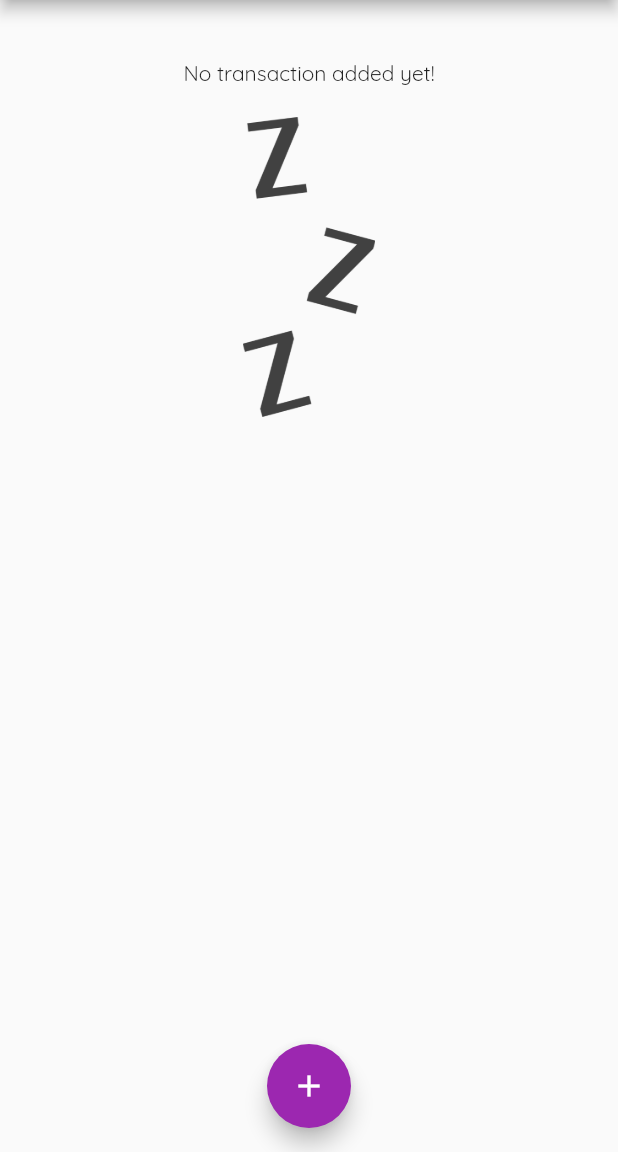
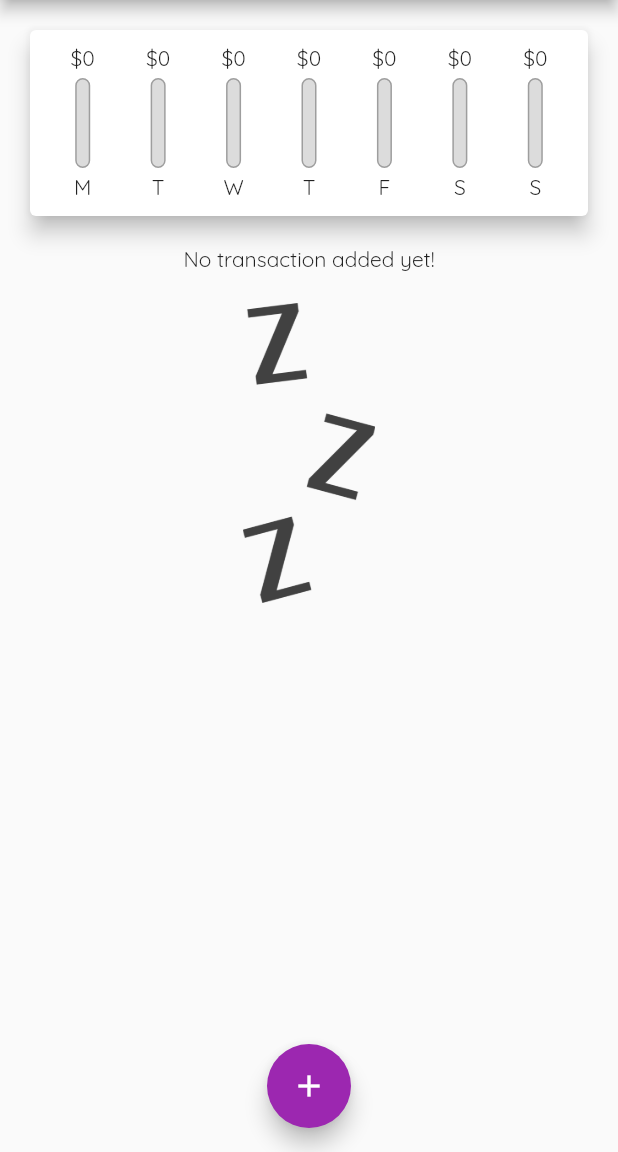
Before and after one commit to Hazrulidham28/money_tracker, a Flutter app: the screen it shows after launch, on a phone screen of 412 x 824 dp, the part 84-1236 px from its top. Run offline on Flutter 3.47's test engine with Material 2 defaults, Android fonts, the phone set to English and light mode, and no system bars.

Commit message:
Add chart

```diff
--- a/lib/main.dart
+++ b/lib/main.dart
@@ -19,6 +19,8 @@ class MyApp extends StatelessWidget {
         primarySwatch: Colors.purple,
         fontFamily: 'Quicksand',
       ),
+      //remove debug banner
+      debugShowCheckedModeBanner: false,
     );
   }
 }
--- a/lib/widgets/chart.dart
+++ b/lib/widgets/chart.dart
@@ -1,5 +1,6 @@
 import 'package:flutter/material.dart';
-import '../models/transaction.dart';
+import 'package:money_tracker/widgets/chart_bar.dart'; // Assuming you have a ChartBar widget defined
+import '../models/transaction.dart'; // Assuming you have a Transaction model defined
 import 'package:intl/intl.dart';
 
 class Chart extends StatelessWidget {
@@ -8,41 +9,59 @@ class Chart extends StatelessWidget {
   Chart(this.recentTransactions);
 
   List<Map<String, Object>> get groupedTransactionValues {
+    // Create a list of days starting from today and going back 6 days
     return List.generate(7, (index) {
       final weekDay = DateTime.now().subtract(
         Duration(days: index),
       );
 
-      //find the transaction on that day
-      double totalSum = 0.0;
-
-      for (var i = 0; i < recentTransactions.length; i++) {
-        if (recentTransactions[i].date.day == weekDay.day &&
-            recentTransactions[i].date.month == weekDay.month &&
-            recentTransactions[i].date.year == weekDay.year) {
-          totalSum += recentTransactions[i].amount;
-        }
-      }
-
-      print(DateFormat.E().format(weekDay));
-      print(totalSum);
+      // Filter transactions for the current day
+      double totalSum = recentTransactions
+          .where((transaction) =>
+              transaction.date.day == weekDay.day &&
+              transaction.date.month == weekDay.month &&
+              transaction.date.year == weekDay.year)
+          .fold(0.0, (sum, transaction) => sum + transaction.amount);
 
       return {
-        'day': DateFormat.E().format(weekDay),
+        'day': DateFormat.E().format(weekDay).substring(0, 1),
         'amount': totalSum,
       };
+    })
+        .reversed
+        .toList(); // Reverse the list to show days in chronological order
+  }
+
+  double get totalSpending {
+    // Calculate total spending for the week
+    return groupedTransactionValues.fold(0.0, (sum, item) {
+      return sum + (item['amount'] as double);
     });
   }
 
   @override
   Widget build(BuildContext context) {
-    print(groupedTransactionValues);
-
     return Card(
       elevation: 6,
-      margin: EdgeInsets.all(20),
-      child: Row(
-        children: [],
+      margin: const EdgeInsets.all(20),
+      child: Padding(
+        padding: const EdgeInsets.all(10),
+        child: Row(
+          mainAxisAlignment: MainAxisAlignment.spaceAround,
+          children: groupedTransactionValues.map((data) {
+            return Flexible(
+              fit: FlexFit.tight,
+              child: ChartBar(
+                data['day'] as String,
+                data['amount'] as double,
+                //condition if there is no data
+                totalSpending == 0.0
+                    ? 0.0
+                    : (data['amount'] as double) / totalSpending,
+              ),
+            );
+          }).toList(),
+        ),
       ),
     );
   }
--- /dev/null
+++ b/lib/widgets/chart_bar.dart
@@ -0,0 +1,52 @@
+import 'package:flutter/material.dart';
+
+class ChartBar extends StatelessWidget {
+  final String label;
+  final double spendingAmount;
+  final double spendingPercentage;
+
+  ChartBar(this.label, this.spendingAmount, this.spendingPercentage);
+
+  @override
+  Widget build(BuildContext context) {
+    return Column(
+      children: [
+        Text('\$${spendingAmount.toStringAsFixed(0)}'),
+        SizedBox(
+          height: 4,
+        ),
+        Container(
+          height: 60,
+          width: 10,
+          child: Stack(
+            children: [
+              Container(
+                decoration: BoxDecoration(
+                  border: Border.all(
+                    color: Colors.grey,
+                    width: 1.0,
+                  ),
+                  color: Color.fromRGBO(220, 220, 220, 1),
+                  borderRadius: BorderRadius.circular(20),
+                ),
+              ),
+              FractionallySizedBox(
+                heightFactor: spendingPercentage,
+                child: Container(
+                  decoration: BoxDecoration(
+                    color: Theme.of(context).primaryColor,
+                    borderRadius: BorderRadius.circular(20),
+                  ),
+                ),
+              )
+            ],
+          ),
+        ),
+        SizedBox(
+          height: 4,
+        ),
+        Text(label),
+      ],
+    );
+  }
+}
```
